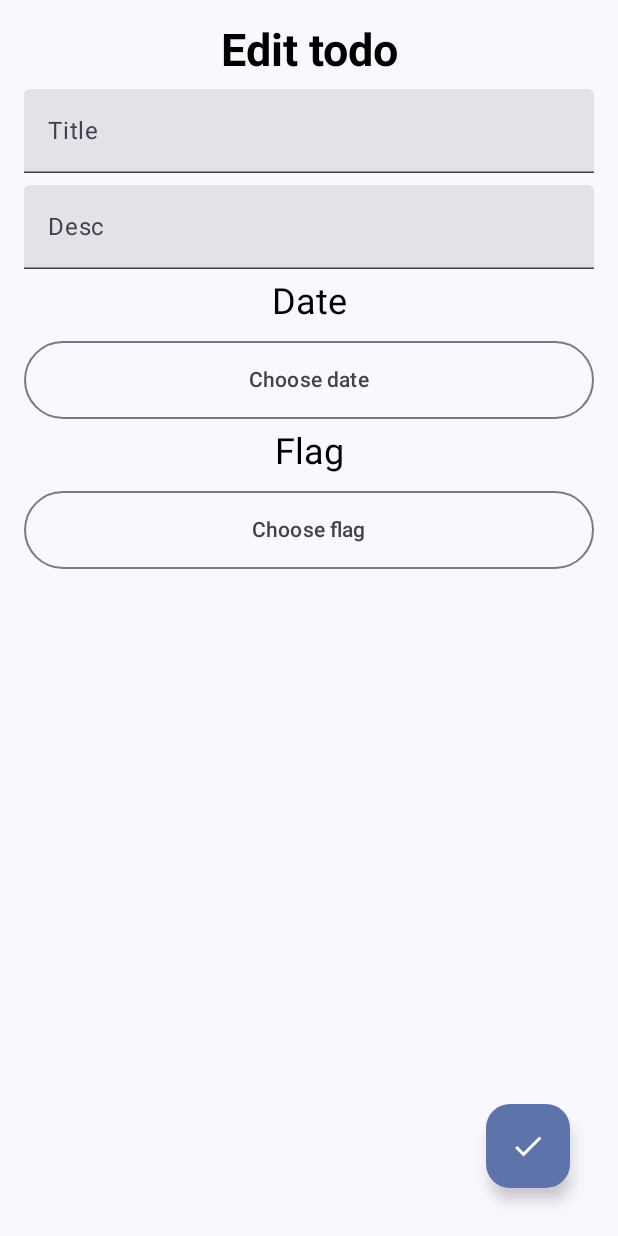
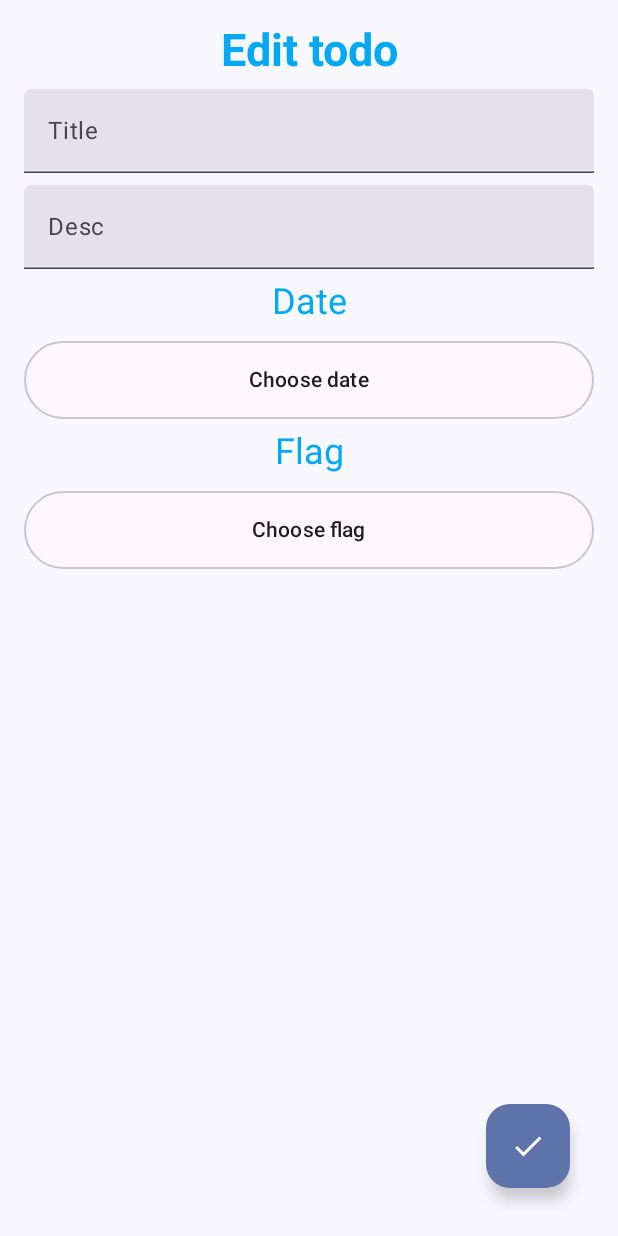
Before and after one commit to Trimocerion/Todo-App, an Android app built with Jetpack Compose: the composable AddEditTodoScreen shown on its own in the app's theme, on a phone screen of 412 x 824 dp. Run offline under Robolectric (Android 15) with nearby library versions, the phone set to English and light mode, and no system bars; our stand-ins replace Dagger/Hilt's generated code; 1 statement that could not run was skipped.

Commit message:
Final 1.0

```diff
--- a/app/src/main/java/com/wlczks/mvvm_todoapp/components/AppComponents.kt
+++ b/app/src/main/java/com/wlczks/mvvm_todoapp/components/AppComponents.kt
@@ -7,20 +7,21 @@ import androidx.compose.foundation.layout.padding
 import androidx.compose.material.icons.Icons
 import androidx.compose.material.icons.filled.KeyboardArrowDown
 import androidx.compose.material.icons.filled.KeyboardArrowUp
+import androidx.compose.material3.ButtonDefaults
 import androidx.compose.material3.Icon
+import androidx.compose.material3.MaterialTheme
+import androidx.compose.material3.OutlinedButton
 import androidx.compose.material3.Text
-import androidx.compose.material3.TextButton
 import androidx.compose.runtime.Composable
 import androidx.compose.ui.Alignment
 import androidx.compose.ui.Modifier
-import androidx.compose.ui.res.colorResource
+import androidx.compose.ui.graphics.Color
 import androidx.compose.ui.text.TextStyle
 import androidx.compose.ui.text.font.FontStyle
 import androidx.compose.ui.text.font.FontWeight
 import androidx.compose.ui.text.style.TextAlign
 import androidx.compose.ui.unit.dp
 import androidx.compose.ui.unit.sp
-import com.wlczks.mvvm_todoapp.R
 
 
 @Composable
@@ -34,7 +35,7 @@ fun NormalTextComponent(value: String) {
             fontSize = 24.sp,
             fontWeight = FontWeight.Normal,
             fontStyle = FontStyle.Normal
-        ), color = colorResource(id = R.color.black),
+        ), color = Color(0xFF03A9F4),
         textAlign = TextAlign.Center
     )
 }
@@ -52,7 +53,7 @@ fun HeaderTextComponent(value: String) {
             fontSize = 30.sp,
             fontWeight = FontWeight.Bold,
             fontStyle = FontStyle.Normal
-        ), color = colorResource(id = R.color.black),
+        ), color = Color(0xFF03A9F4),
         textAlign = TextAlign.Center
     )
 }
@@ -64,16 +65,24 @@ fun SortingButton(
     isSortDescending: Boolean,
     onClick: () -> Unit
 ) {
-    TextButton(
+    OutlinedButton(
         onClick = onClick,
-        modifier = Modifier.padding(end = 8.dp)
+        modifier = Modifier
+            .padding(end = 8.dp)
+            .heightIn(min = 0.dp)
+            .padding(bottom = 4.dp),
+        shape = MaterialTheme.shapes.small,
+        colors = ButtonDefaults.outlinedButtonColors(
+            contentColor = if (isSelected) MaterialTheme.colorScheme.primary else MaterialTheme.colorScheme.onSurface,
+        )
     ) {
         Row(verticalAlignment = Alignment.CenterVertically) {
             Text(text)
             if (isSelected) {
                 Icon(
                     imageVector = if (isSortDescending) Icons.Default.KeyboardArrowDown else Icons.Default.KeyboardArrowUp,
-                    contentDescription = "Sort Arrow"
+                    contentDescription = "Sort Arrow",
+                    modifier = Modifier.padding(start = 4.dp)
                 )
             }
         }
--- a/app/src/main/java/com/wlczks/mvvm_todoapp/ui/theme/Color.kt
+++ b/app/src/main/java/com/wlczks/mvvm_todoapp/ui/theme/Color.kt
@@ -6,6 +6,7 @@ val Purple80 = Color(0xFFD0BCFF)
 val PurpleGrey80 = Color(0xFFCCC2DC)
 val Pink80 = Color(0xFFEFB8C8)
 
+
 val Purple40 = Color(0xFF6650a4)
 val PurpleGrey40 = Color(0xFF625b71)
 val Pink40 = Color(0xFF7D5260)
--- a/app/src/main/java/com/wlczks/mvvm_todoapp/ui/theme/add_edit_todo/AddEditTodoScreen.kt
+++ b/app/src/main/java/com/wlczks/mvvm_todoapp/ui/theme/add_edit_todo/AddEditTodoScreen.kt
@@ -1,9 +1,11 @@
 package com.wlczks.mvvm_todoapp.ui.theme.add_edit_todo
 
+import androidx.compose.foundation.isSystemInDarkTheme
 import androidx.compose.foundation.layout.*
 import androidx.compose.material.*
 import androidx.compose.material.icons.Icons
 import androidx.compose.material.icons.filled.Check
+import androidx.compose.material3.ButtonDefaults
 import androidx.compose.material3.DatePicker
 import androidx.compose.material3.DatePickerDialog
 import androidx.compose.material3.DisplayMode
@@ -12,6 +14,7 @@ import androidx.compose.material3.DropdownMenuItem
 import androidx.compose.material3.ExperimentalMaterial3Api
 import androidx.compose.material3.FloatingActionButton
 import androidx.compose.material3.Icon
+import androidx.compose.material3.MaterialTheme
 import androidx.compose.material3.OutlinedButton
 import androidx.compose.material3.Scaffold
 import androidx.compose.material3.SnackbarDuration
@@ -20,6 +23,8 @@ import androidx.compose.material3.SnackbarHostState
 import androidx.compose.material3.Text
 import androidx.compose.material3.TextButton
 import androidx.compose.material3.TextField
+import androidx.compose.material3.darkColorScheme
+import androidx.compose.material3.lightColorScheme
 import androidx.compose.material3.rememberDatePickerState
 import androidx.compose.runtime.Composable
 import androidx.compose.runtime.LaunchedEffect
@@ -46,7 +51,14 @@ fun AddEditTodoScreen(
     onPopBackStack: () -> Unit,
     viewModel: AddEditTodoViewModel = hiltViewModel()
 ) {
+    val isDarkMode = isSystemInDarkTheme()
     val snackbarHostState = remember { SnackbarHostState() }
+
+
+    val colorScheme = if (isDarkMode) darkColorScheme() else lightColorScheme()
+
+
+
     LaunchedEffect(key1 = true) {
         viewModel.uiEvent.collect { event ->
             when (event) {
@@ -81,7 +93,10 @@ fun AddEditTodoScreen(
             }
         }
     ) { innerPadding ->
-
+        MaterialTheme(
+            colorScheme = colorScheme,
+            typography = MaterialTheme.typography
+        ) {
             Column(
                 modifier = Modifier
                     .fillMaxWidth()
@@ -139,7 +154,12 @@ fun AddEditTodoScreen(
 
                 OutlinedButton(
                     onClick = { showDateView = true },
-                modifier = Modifier.fillMaxWidth()
+                    modifier = Modifier.fillMaxWidth(),
+                    colors = ButtonDefaults.outlinedButtonColors(
+                        contentColor = MaterialTheme.colorScheme.onSurface,
+                        containerColor = MaterialTheme.colorScheme.surface
+                    )
+
                 ) {
                     Text(
                         text = viewModel.date.ifEmpty { "Choose date" },
@@ -202,7 +222,11 @@ fun AddEditTodoScreen(
 
                 OutlinedButton(
                     onClick = { expanded = true },
-                modifier = Modifier.fillMaxWidth()
+                    modifier = Modifier.fillMaxWidth(),
+                    colors = ButtonDefaults.outlinedButtonColors(
+                        contentColor = MaterialTheme.colorScheme.onSurface,
+                        containerColor = MaterialTheme.colorScheme.surface
+                    )
                 ) {
                     Text(
                         text = viewModel.priority.ifEmpty { "Choose flag" },
@@ -230,3 +254,4 @@ fun AddEditTodoScreen(
             }
         }
     }
+}
--- a/app/src/main/java/com/wlczks/mvvm_todoapp/util/TodoExportUtil.kt
+++ b/app/src/main/java/com/wlczks/mvvm_todoapp/util/TodoExportUtil.kt
@@ -1,11 +1,13 @@
 import android.content.Context
+import android.os.Environment
 import android.widget.Toast
 import com.wlczks.mvvm_todoapp.data.Todo
 import java.io.File
 import java.io.FileOutputStream
 
 fun exportTodosToTxt(context: Context, todos: List<Todo>) {
-    val exportFile = File(context.filesDir, "todos.txt")
+    val exportDir = Environment.getExternalStoragePublicDirectory(Environment.DIRECTORY_DOWNLOADS)
+    val exportFile = File(exportDir, "todos.txt")
     try {
         FileOutputStream(exportFile).use { fileOutputStream ->
             for (todo in todos) {
```
Also changed, not shown: app/src/main/AndroidManifest.xml (+25 -0 lines), app/src/main/java/com/wlczks/mvvm_todoapp/MainActivity.kt (+8 -2 lines), app/src/main/java/com/wlczks/mvvm_todoapp/ui/theme/todo_list/TodoListScreen.kt (+9 -10 lines). Lines whose indentation alone changed are shown as unchanged.
